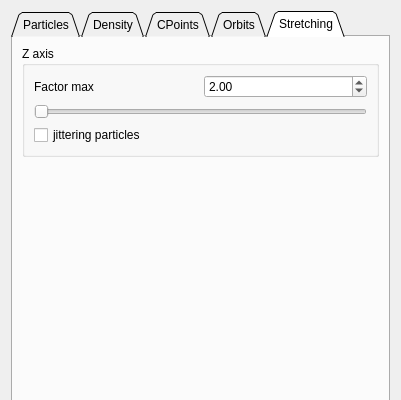
Before: the Qt Designer form src/formobjectcontrol.ui in jcldc/glnemo2, drawn with Qt 5; both pictures show x 0 to 401 and y 0 to 400 of the 401 by 1122 pixel window.
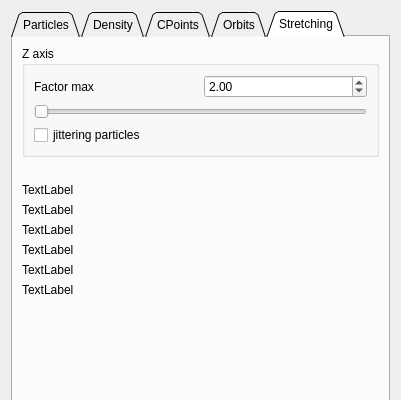
After: the same form once the commit is applied. The open tabs and pages were chosen to show the change. Icons and pictures are not drawn.

Patch:
```diff
--- a/src/formobjectcontrol.ui
+++ b/src/formobjectcontrol.ui
@@ -2241,6 +2241,68 @@
        <string>Stretching</string>
       </attribute>
       <layout class="QGridLayout" name="gridLayout_13">
+       <item row="3" column="0">
+        <layout class="QGridLayout" name="debug_grid_section">
+         <property name="topMargin">
+          <number>0</number>
+         </property>
+         <item row="3" column="0">
+          <widget class="QLabel" name="debug_label_4">
+           <property name="text">
+            <string>TextLabel</string>
+           </property>
+          </widget>
+         </item>
+         <item row="1" column="0">
+          <widget class="QLabel" name="debug_label_2">
+           <property name="text">
+            <string>TextLabel</string>
+           </property>
+          </widget>
+         </item>
+         <item row="0" column="0">
+          <widget class="QLabel" name="debug_label_1">
+           <property name="text">
+            <string>TextLabel</string>
+           </property>
+          </widget>
+         </item>
+         <item row="4" column="0">
+          <widget class="QLabel" name="debug_label_5">
+           <property name="text">
+            <string>TextLabel</string>
+           </property>
+          </widget>
+         </item>
+         <item row="2" column="0">
+          <widget class="QLabel" name="debug_label_3">
+           <property name="text">
+            <string>TextLabel</string>
+           </property>
+          </widget>
+         </item>
+         <item row="5" column="0">
+          <widget class="QLabel" name="debug_label_6">
+           <property name="text">
+            <string>TextLabel</string>
+           </property>
+          </widget>
+         </item>
+        </layout>
+       </item>
+       <item row="5" column="0">
+        <spacer name="verticalSpacer">
+         <property name="orientation">
+          <enum>Qt::Vertical</enum>
+         </property>
+         <property name="sizeHint" stdset="0">
+          <size>
+           <width>20</width>
+           <height>357</height>
+          </size>
+         </property>
+        </spacer>
+       </item>
        <item row="0" column="0">
         <widget class="QGroupBox" name="groupBox_8">
          <property name="title">
@@ -2294,14 +2356,17 @@
         </widget>
        </item>
        <item row="1" column="0">
-        <spacer name="verticalSpacer">
+        <spacer name="verticalSpacer_5">
          <property name="orientation">
           <enum>Qt::Vertical</enum>
          </property>
+         <property name="sizeType">
+          <enum>QSizePolicy::Fixed</enum>
+         </property>
          <property name="sizeHint" stdset="0">
           <size>
            <width>20</width>
-           <height>357</height>
+           <height>20</height>
           </size>
          </property>
         </spacer>
```
Left out of the diff: 4 changed lines with no effect on the pictures.
